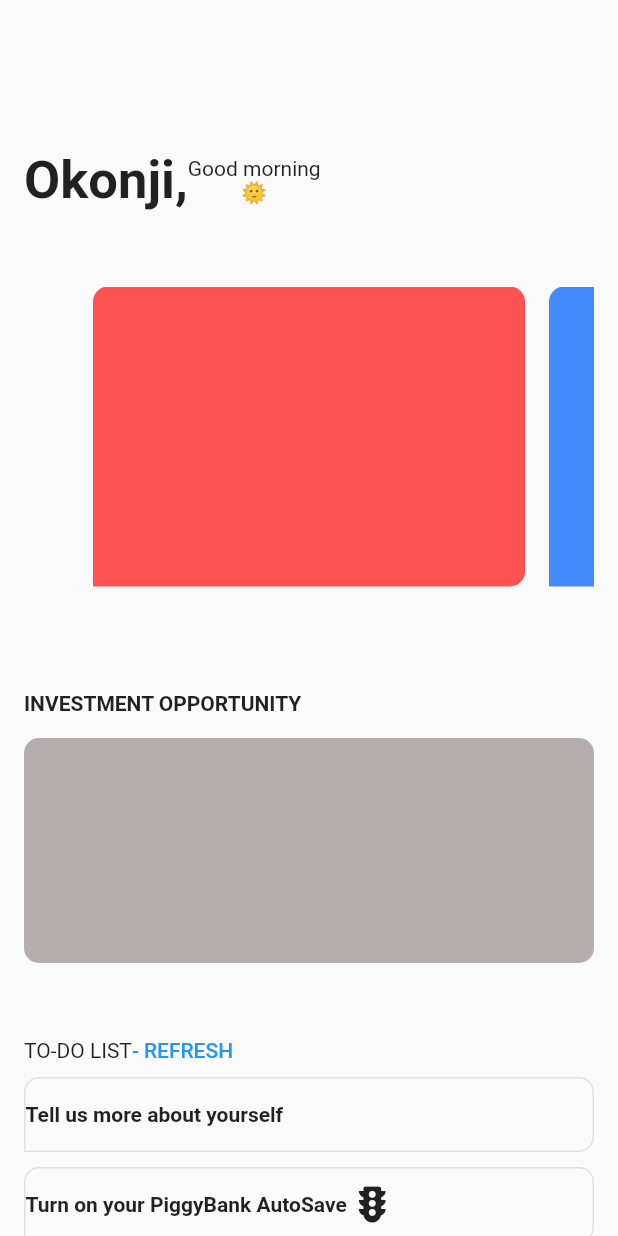
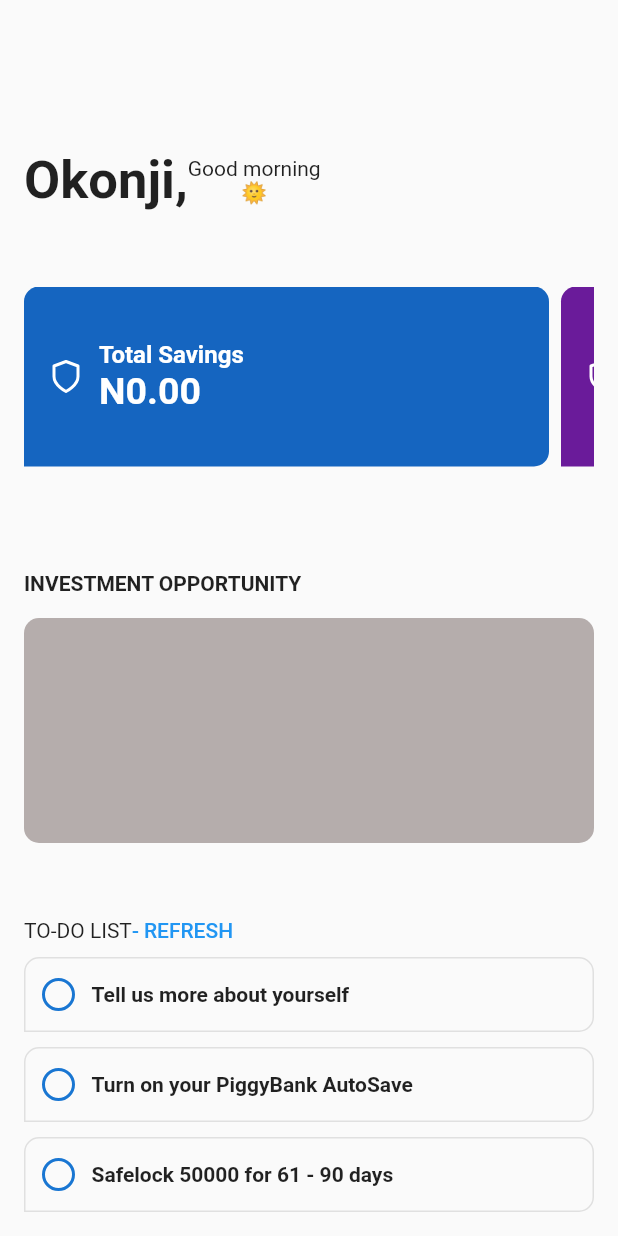
Before and after one commit to pawnjester/piggyvest-ui-clone-flutter, a Flutter app: the screen it shows after launch, on a phone screen of 412 x 824 dp. Run offline on Flutter 3.47's test engine with Material 2 defaults, Android fonts, the phone set to English and light mode, and no system bars; our stand-ins replace flutter_icons, font_awesome_flutter.

Commit message:
edit layouts

```diff
--- a/lib/pages/home_page.dart
+++ b/lib/pages/home_page.dart
@@ -43,18 +43,31 @@ class HomePageState extends State<HomePage> {
                   height: 50,
                 ),
                 Container(
-                  height: 200,
-                  child: PageView(
-                    controller: PageController(viewportFraction: 0.8),
+                  height: 120,
+                  child: ListView(
                     scrollDirection: Axis.horizontal,
-                    pageSnapping: true,
                     children: <Widget>[
                       Container(
-                        margin: const EdgeInsets.symmetric(horizontal: 8),
-                        width: 200,
-                        height: 10,
+                        width: 350,
+                        child: Padding(
+                          padding: const EdgeInsets.all(16.0),
+                          child: Row(
+                            children: <Widget>[
+                              Icon(Feather.shield, color: Colors.white,),
+                              SizedBox(width: 10,),
+                              Column(
+                                crossAxisAlignment: CrossAxisAlignment.start,
+                                mainAxisAlignment: MainAxisAlignment.center,
+                                children: <Widget>[
+                                  Text("Total Savings", style: TextStyle(color: Colors.white, fontSize: 16, fontWeight: FontWeight.bold),),
+                                  Text("N0.00", style: TextStyle(color: Colors.white, fontSize: 25, fontWeight: FontWeight.bold),)
+                                ],
+                              )
+                            ],
+                          ),
+                        ),
                         decoration: BoxDecoration(
-                            color: Colors.redAccent,
+                            color: Colors.blue[800],
                             borderRadius: BorderRadius.only(
                                 topLeft: Radius.circular(10),
                                 topRight: Radius.circular(10),
@@ -62,10 +75,26 @@ class HomePageState extends State<HomePage> {
                       ),
                       Container(
                         margin: const EdgeInsets.symmetric(horizontal: 8),
-                        width: 200,
-                        height: 100,
+                        width: 350,
+                        child: Padding(
+                          padding: const EdgeInsets.all(16.0),
+                          child: Row(
+                            children: <Widget>[
+                              Icon(Feather.shield, color: Colors.white,),
+                              SizedBox(width: 10,),
+                              Column(
+                                crossAxisAlignment: CrossAxisAlignment.start,
+                                mainAxisAlignment: MainAxisAlignment.center,
+                                children: <Widget>[
+                                  Text("Total Investments", style: TextStyle(color: Colors.white, fontSize: 16, fontWeight: FontWeight.bold),),
+                                  Text("N58,500.00", style: TextStyle(color: Colors.white, fontSize: 25, fontWeight: FontWeight.bold),)
+                                ],
+                              )
+                            ],
+                          ),
+                        ),
                         decoration: BoxDecoration(
-                            color: Colors.blueAccent,
+                            color: Colors.purple[800],
                             borderRadius: BorderRadius.only(
                                 topLeft: Radius.circular(10),
                                 topRight: Radius.circular(10),
@@ -73,10 +102,54 @@ class HomePageState extends State<HomePage> {
                       ),
                       Container(
                         margin: const EdgeInsets.symmetric(horizontal: 8),
-                        width: 200,
-                        height: 100,
+                        width: 350,
+                        child: Padding(
+                          padding: const EdgeInsets.all(16.0),
+                          child: Row(
+                            children: <Widget>[
+                              Icon(Feather.dollar_sign, color: Colors.white,),
+                              SizedBox(width: 10,),
+                              Column(
+                                crossAxisAlignment: CrossAxisAlignment.start,
+                                mainAxisAlignment: MainAxisAlignment.center,
+                                children: <Widget>[
+                                  Text("Flex Dollar", style: TextStyle(color: Colors.white, fontSize: 16, fontWeight: FontWeight.bold),),
+                                  Text("\$${0.00}", style: TextStyle(color: Colors.white, fontSize: 25, fontWeight: FontWeight.bold),)
+                                ],
+                              )
+                            ],
+                          ),
+                        ),
                         decoration: BoxDecoration(
-                            color: Colors.greenAccent,
+                            color: Colors.black,
+                            borderRadius: BorderRadius.only(
+                                topLeft: Radius.circular(10),
+                                topRight: Radius.circular(10),
+                                bottomRight: Radius.circular(10))),
+                      ),
+                      Container(
+                        margin: const EdgeInsets.symmetric(horizontal: 8),
+                        width: 350,
+                        child: Padding(
+                          padding: const EdgeInsets.all(16.0),
+                          child: Row(
+                            children: <Widget>[
+                              Icon(MaterialIcons.local_movies, color: Colors.pinkAccent,),
+                              SizedBox(width: 10,),
+                              Column(
+                                crossAxisAlignment: CrossAxisAlignment.start,
+                                mainAxisAlignment: MainAxisAlignment.center,
+                                children: <Widget>[
+                                  Text("Flex Naira", style: TextStyle(color: Colors.black, fontSize: 16, fontWeight: FontWeight.bold),),
+                                  Text("\$${0.00}", style: TextStyle(color: Colors.pinkAccent, fontSize: 25, fontWeight: FontWeight.bold),)
+                                ],
+                              )
+                            ],
+                          ),
+                        ),
+                        decoration: BoxDecoration(
+                            color: Colors.white,
+                            border: Border.all(color: Colors.black12),
                             borderRadius: BorderRadius.only(
                                 topLeft: Radius.circular(10),
                                 topRight: Radius.circular(10),
@@ -121,10 +194,13 @@ class HomePageState extends State<HomePage> {
                   children: <Widget>[
                     Container(
                       height: 50,
+                      padding: EdgeInsets.symmetric(horizontal: 10),
                       child: Row(
                         children: <Widget>[
+                          Icon(Feather.circle, color: Colors.blue[700],),
+                          SizedBox(width: 10),
                           Text("Tell us more about yourself",
-                              style: TextStyle(fontWeight: FontWeight.bold))
+                              style: TextStyle(fontWeight: FontWeight.bold)),
                         ],
                       ),
                       decoration: BoxDecoration(
@@ -139,14 +215,16 @@ class HomePageState extends State<HomePage> {
                     ),
                     Container(
                         height: 50,
+                        padding: EdgeInsets.symmetric(horizontal: 10),
                         child: Row(
                           children: <Widget>[
+                            Icon(Feather.circle, color: Colors.blue[700],),
+                            SizedBox(width: 10),
                             Text("Turn on your PiggyBank AutoSave",
                                 style: TextStyle(fontWeight: FontWeight.bold)),
                             SizedBox(
                               width: 5,
                             ),
-                            Icon(FontAwesomeIcons.trafficLight)
                           ],
                         ),
                         decoration: BoxDecoration(
@@ -160,8 +238,11 @@ class HomePageState extends State<HomePage> {
                     ),
                     Container(
                         height: 50,
+                        padding: EdgeInsets.symmetric(horizontal: 10),
                         child: Row(
                           children: <Widget>[
+                            Icon(Feather.circle, color: Colors.blue[700],),
+                            SizedBox(width: 10),
                             Text(
                               "Safelock 50000 for 61 - 90 days",
                               style: TextStyle(fontWeight: FontWeight.bold),
```
